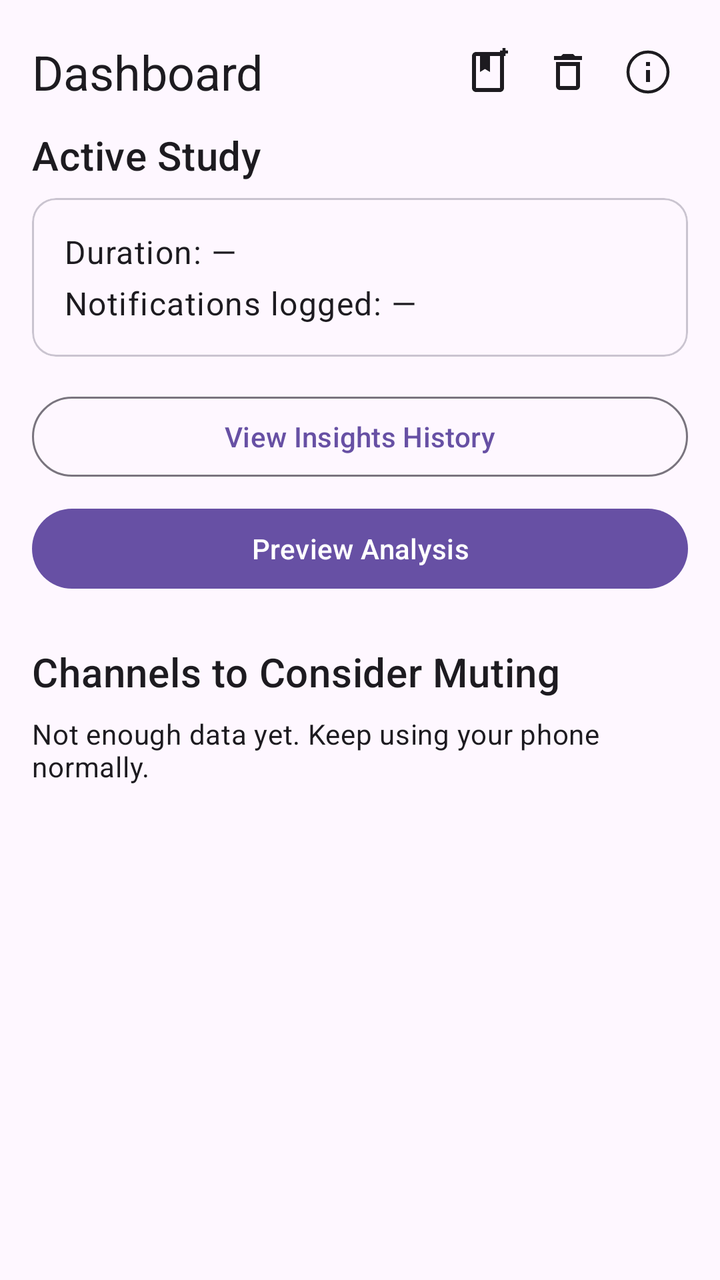
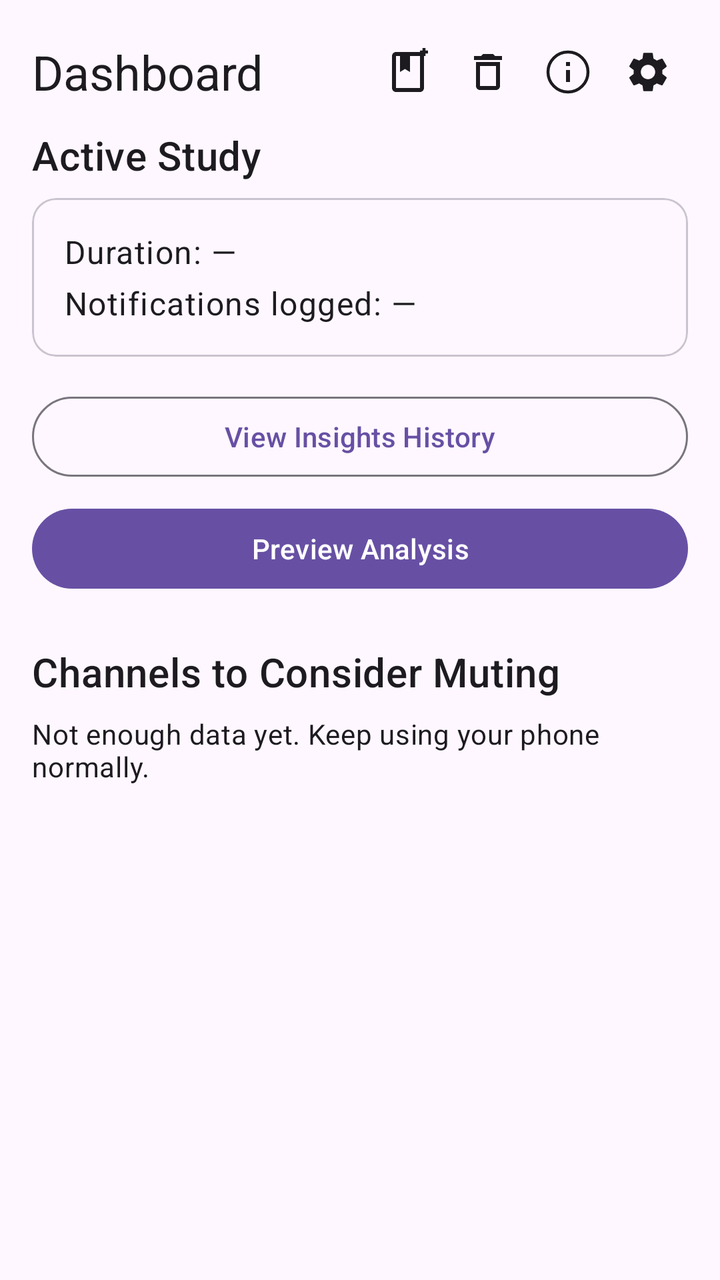

Screens rendered from an Android XML layout before and after an edit, with the pre-edit source and the edit as a unified diff.
<!-- AndroidManifest.xml: application theme Theme.NotificationAuditor -->
<!-- res/layout/fragment_dashboard.xml -->
<?xml version="1.0" encoding="utf-8"?>
<ScrollView
    xmlns:android="http://schemas.android.com/apk/res/android"
    xmlns:app="http://schemas.android.com/apk/res-auto"
    android:layout_width="match_parent"
    android:layout_height="match_parent">

    <LinearLayout
        android:layout_width="match_parent"
        android:layout_height="wrap_content"
        android:orientation="vertical"
        android:padding="16dp">

        <LinearLayout
            android:layout_width="match_parent"
            android:layout_height="wrap_content"
            android:orientation="horizontal"
            android:gravity="center_vertical"
            android:layout_marginBottom="8dp">

            <TextView
                android:layout_width="0dp"
                android:layout_height="wrap_content"
                android:layout_weight="1"
                android:text="Dashboard"
                android:textAppearance="?attr/textAppearanceHeadline5" />

            <ImageButton
                android:id="@+id/ibtn_new_study"
                android:layout_width="wrap_content"
                android:layout_height="wrap_content"
                android:src="@drawable/ic_book_add"
                android:background="?attr/selectableItemBackgroundBorderless"
                android:contentDescription="Start new study"
                android:padding="8dp" />

            <ImageButton
                android:id="@+id/ibtn_clear_data"
                android:layout_width="wrap_content"
                android:layout_height="wrap_content"
                android:src="@drawable/ic_delete"
                android:background="?attr/selectableItemBackgroundBorderless"
                android:contentDescription="Clear study data"
                android:padding="8dp" />

            <ImageButton
                android:id="@+id/btn_info"
                android:layout_width="wrap_content"
                android:layout_height="wrap_content"
                android:src="@drawable/ic_info"
                android:background="?attr/selectableItemBackgroundBorderless"
                android:contentDescription="App info"
                android:padding="8dp" />

        </LinearLayout>

        <TextView
            android:id="@+id/tv_study_header"
            android:layout_width="wrap_content"
            android:layout_height="wrap_content"
            android:text="Active Study"
            android:textAppearance="?attr/textAppearanceHeadline6" />

        <com.google.android.material.card.MaterialCardView
            android:layout_width="match_parent"
            android:layout_height="wrap_content"
            android:layout_marginTop="8dp">

            <LinearLayout
                android:layout_width="match_parent"
                android:layout_height="wrap_content"
                android:orientation="vertical"
                android:padding="16dp">

                <TextView
                    android:id="@+id/tv_study_duration"
                    android:layout_width="wrap_content"
                    android:layout_height="wrap_content"
                    android:text="Duration: —"
                    android:textAppearance="?attr/textAppearanceBody1" />

                <TextView
                    android:id="@+id/tv_total_logged"
                    android:layout_width="wrap_content"
                    android:layout_height="wrap_content"
                    android:text="Notifications logged: —"
                    android:textAppearance="?attr/textAppearanceBody1"
                    android:layout_marginTop="4dp" />

            </LinearLayout>
        </com.google.android.material.card.MaterialCardView>

        <com.google.android.material.button.MaterialButton
            android:id="@+id/btn_view_insights"
            style="@style/Widget.Material3.Button.OutlinedButton"
            android:layout_width="match_parent"
            android:layout_height="wrap_content"
            android:text="View Insights History"
            android:layout_marginTop="16dp" />

        <com.google.android.material.button.MaterialButton
            android:id="@+id/btn_preview_analysis"
            android:layout_width="match_parent"
            android:layout_height="wrap_content"
            android:text="Preview Analysis"
            android:layout_marginTop="8dp" />

        <TextView
            android:id="@+id/tv_recommendations_header"
            android:layout_width="wrap_content"
            android:layout_height="wrap_content"
            android:text="Channels to Consider Muting"
            android:textAppearance="?attr/textAppearanceHeadline6"
            android:layout_marginTop="24dp" />

        <TextView
            android:id="@+id/tv_recommendations_empty"
            android:layout_width="wrap_content"
            android:layout_height="wrap_content"
            android:text="Not enough data yet. Keep using your phone normally."
            android:textAppearance="?attr/textAppearanceBody2"
            android:layout_marginTop="8dp"
            android:visibility="visible" />

        <LinearLayout
            android:id="@+id/ll_recommendations"
            android:layout_width="match_parent"
            android:layout_height="wrap_content"
            android:orientation="vertical"
            android:layout_marginTop="8dp" />


    </LinearLayout>
</ScrollView>
<!-- resources referenced by this layout -->
<resources>
  <!-- drawable ic_book_add (drawable) -->
  <?xml version="1.0" encoding="utf-8"?>
  <vector xmlns:android="http://schemas.android.com/apk/res/android"
      android:width="24dp"
      android:height="24dp"
      android:viewportWidth="24"
      android:viewportHeight="24"
      android:tint="?attr/colorOnSurface">
      
      <path
          android:fillColor="?attr/colorOnSurface"
          android:pathData="M18,2H6C4.9,2 4,2.9 4,4v16c0,1.1 0.9,2 2,2h12c1.1,0 2,-0.9 2,-2V4C20,2.9 19.1,2 18,2zM18,20H6V4h2v8l2.5,-1.5L13,12V4h5V20z"/>
      
      <path
          android:fillColor="@android:color/transparent"
          android:strokeColor="?attr/colorOnSurface"
          android:strokeWidth="1.5"
          android:pathData="M20,0v4"/>
      
      <path
          android:fillColor="@android:color/transparent"
          android:strokeColor="?attr/colorOnSurface"
          android:strokeWidth="1.5"
          android:pathData="M18,2h4"/>
  </vector>
  <!-- drawable ic_delete (drawable) -->
  <?xml version="1.0" encoding="utf-8"?>
  <vector xmlns:android="http://schemas.android.com/apk/res/android"
      android:width="24dp"
      android:height="24dp"
      android:viewportWidth="24"
      android:viewportHeight="24"
      android:tint="?attr/colorOnSurface">
      <path
          android:fillColor="?attr/colorOnSurface"
          android:pathData="M6,19c0,1.1 0.9,2 2,2h8c1.1,0 2,-0.9 2,-2V7H6v12zM8,9h8v10H8V9zM15.5,4l-1,-1h-5l-1,1H5v2h14V4z"/>
  </vector>
  <!-- drawable ic_info (drawable) -->
  <?xml version="1.0" encoding="utf-8"?>
  <vector xmlns:android="http://schemas.android.com/apk/res/android"
      android:width="24dp"
      android:height="24dp"
      android:viewportWidth="24"
      android:viewportHeight="24"
      android:tint="?attr/colorOnSurface">
      <path
          android:fillColor="@android:color/transparent"
          android:pathData="M12,2C6.48,2 2,6.48 2,12s4.48,10 10,10 10,-4.48 10,-10S17.52,2 12,2z"
          android:strokeColor="?attr/colorOnSurface"
          android:strokeWidth="1.5"/>
      <path
          android:fillColor="?attr/colorOnSurface"
          android:pathData="M11,7h2v2h-2zM11,11h2v6h-2z"/>
  </vector>
  <style name="Theme.NotificationAuditor" parent="Base.Theme.NotificationAuditor" />
  <style name="Base.Theme.NotificationAuditor" parent="Theme.Material3.DayNight.NoActionBar">
          
          
      </style>
</resources>

<!-- the commit's change to res/layout/fragment_dashboard.xml (unified diff, before → after) -->
@@ -50,6 +50,15 @@
                 android:src="@drawable/ic_info"
                 android:background="?attr/selectableItemBackgroundBorderless"
                 android:contentDescription="App info"
+                android:padding="8dp" />
+
+            <ImageButton
+                android:id="@+id/ibtn_settings"
+                android:layout_width="wrap_content"
+                android:layout_height="wrap_content"
+                android:src="@drawable/ic_settings"
+                android:background="?attr/selectableItemBackgroundBorderless"
+                android:contentDescription="Settings"
                 android:padding="8dp" />
 
         </LinearLayout>
<!-- resource entries referenced after the edit -->
@@ -54,6 +54,18 @@
           android:fillColor="?attr/colorOnSurface"
           android:pathData="M11,7h2v2h-2zM11,11h2v6h-2z"/>
   </vector>
+  <!-- drawable ic_settings (drawable) -->
+  <?xml version="1.0" encoding="utf-8"?>
+  <vector xmlns:android="http://schemas.android.com/apk/res/android"
+      android:width="24dp"
+      android:height="24dp"
+      android:viewportWidth="24"
+      android:viewportHeight="24"
+      android:tint="?attr/colorOnSurface">
+      <path
+          android:fillColor="?attr/colorOnSurface"
+          android:pathData="M19.14,12.94c0.04,-0.3 0.06,-0.61 0.06,-0.94c0,-0.32 -0.02,-0.64 -0.07,-0.94l2.03,-1.58c0.18,-0.14 0.23,-0.41 0.12,-0.61l-1.92,-3.32c-0.12,-0.22 -0.37,-0.29 -0.59,-0.22l-2.39,0.96c-0.5,-0.38 -1.03,-0.7 -1.62,-0.94L14.4,2.81c-0.04,-0.24 -0.24,-0.41 -0.48,-0.41h-3.84c-0.24,0 -0.43,0.17 -0.47,0.41L9.25,5.35C8.66,5.59 8.12,5.92 7.63,6.29L5.24,5.33c-0.22,-0.08 -0.47,0 -0.59,0.22L2.74,8.87C2.62,9.08 2.66,9.34 2.86,9.48l2.03,1.58C4.84,11.36 4.8,11.69 4.8,12s0.02,0.64 0.07,0.94l-2.03,1.58c-0.18,0.14 -0.23,0.41 -0.12,0.61l1.92,3.32c0.12,0.22 0.37,0.29 0.59,0.22l2.39,-0.96c0.5,0.38 1.03,0.7 1.62,0.94l0.36,2.54c0.05,0.24 0.24,0.41 0.48,0.41h3.84c0.24,0 0.44,-0.17 0.47,-0.41l0.36,-2.54c0.59,-0.24 1.13,-0.56 1.62,-0.94l2.39,0.96c0.22,0.08 0.47,0 0.59,-0.22l1.92,-3.32c0.12,-0.22 0.07,-0.47 -0.12,-0.61L19.14,12.94zM12,15.6c-1.98,0 -3.6,-1.62 -3.6,-3.6s1.62,-3.6 3.6,-3.6s3.6,1.62 3.6,3.6S13.98,15.6 12,15.6z" />
+  </vector>
   <style name="Theme.NotificationAuditor" parent="Base.Theme.NotificationAuditor" />
   <style name="Base.Theme.NotificationAuditor" parent="Theme.Material3.DayNight.NoActionBar">
           
